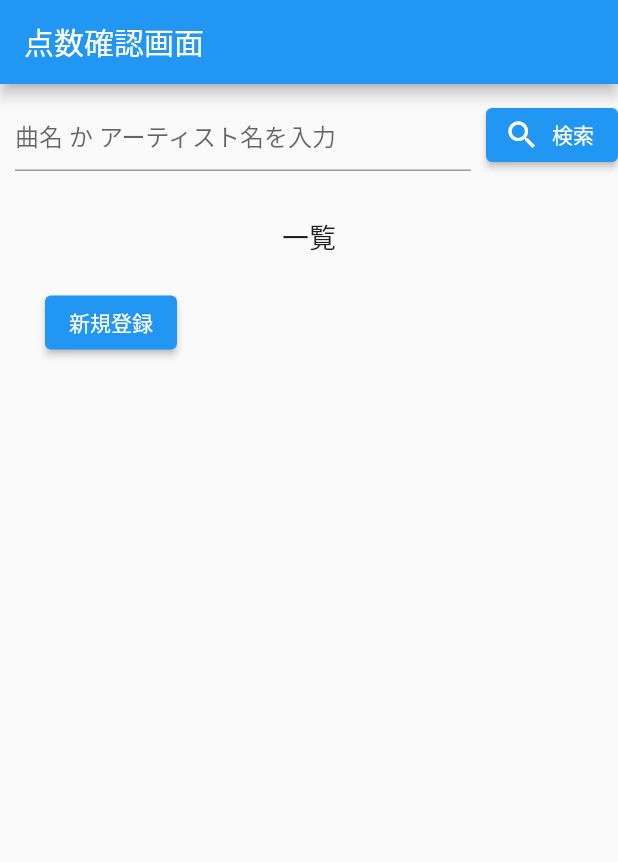
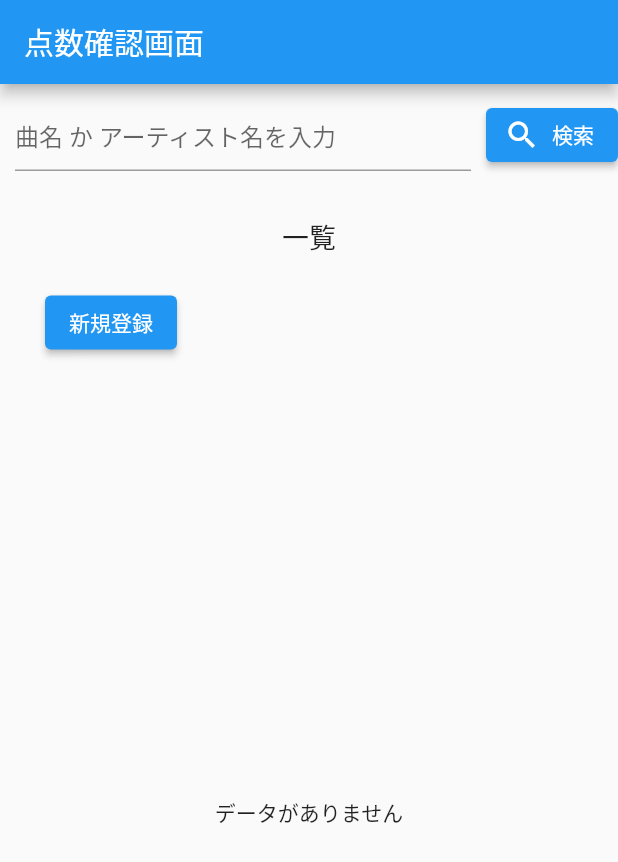
Before and after one commit to aaa59/Application_production, a Flutter app: the screen it shows after launch, after a tap on "検索", on a phone screen of 412 x 824 dp. Shown: the top 862 px of the screen. Run offline on Flutter 3.47's test engine with Material 2 defaults, Android fonts, the phone set to English and light mode, and no system bars; our stand-ins replace sqflite; accounts and stored records are empty.

Commit message:
データベース系はできたはず。VSCodeからだとついかされたことが確認できないけど...

```diff
--- /dev/null
+++ b/lib/DatabaseHelper.dart
@@ -0,0 +1,38 @@
+import 'package:sqflite/sqflite.dart';
+import 'package:path/path.dart';
+
+class DatabaseHelper {
+  static Future<Database> _openDatabase() async {
+    final databasePath = await getDatabasesPath();
+    final path = join(databasePath, 'note_database.db');
+    return openDatabase(path, version: 1, onCreate: (db, version) async {
+      await db.execute('''
+        CREATE TABLE note(
+          id INTEGER PRIMARY KEY AUTOINCREMENT,
+          songTitle TEXT,
+          artistName TEXT,
+          score INTEGER
+        )
+      ''');
+    });
+  }
+
+  static Future<void> insertNote(
+      String songTitle, String artistName, int score) async {
+    final database = await _openDatabase();
+    await database.insert(
+      'note',
+      {
+        'songTitle': songTitle,
+        'artistName': artistName,
+        'score': score,
+      },
+      conflictAlgorithm: ConflictAlgorithm.replace,
+    );
+  }
+
+  static Future<List<Map<String, dynamic>>> getNotes() async {
+    final database = await _openDatabase();
+    return database.query('note');
+  }
+}
--- a/lib/HomePage.dart
+++ b/lib/HomePage.dart
@@ -1,24 +1,27 @@
 import 'package:flutter/material.dart';
 import 'NewRegistrationPage.dart';
-//import 'package:sqflite/sqflite.dart';
-//import 'package:path/path.dart';
-//import 'FirstPage.dart';
+import 'DatabaseHelper.dart';
 
-class HomePage extends StatelessWidget {
-  /*
-  Future<void> _openDatabase() async {
-    final database = await openDatabase(
-      join(await getDatabasesPath(), 'note_database.db'),
-      onCreate: (db, version) {
-        return db.execute(
-          "CREATE TABLE note(id INTEGER PRIMARY KEY AUTOINCREMENT,songTitle TEXT,artistName TEXT,score INTEGER)",
-        );
-      },
-      version: 1,
-    );
-    // データベースの操作などを行う...
+class HomePage extends StatefulWidget {
+  @override
+  _HomePageState createState() => _HomePageState();
+}
+
+class _HomePageState extends State<HomePage> {
+  List<Map<String, dynamic>> _notes = [];
+
+  @override
+  void initState() {
+    super.initState();
+    _loadNotes();
   }
-  */
+
+  Future<void> _loadNotes() async {
+    final notes = await DatabaseHelper.getNotes();
+    setState(() {
+      _notes = notes;
+    });
+  }
 
   @override
   Widget build(BuildContext context) {
@@ -71,50 +74,43 @@ class HomePage extends StatelessWidget {
                       context,
                       MaterialPageRoute(
                           builder: (context) => NewRegistrationPage()),
-                    );
+                    ).then((value) {
+                      if (value != null && value) {
+                        _loadNotes();
+                      }
+                    });
                   },
                   child: Text('新規登録'),
                 ),
               ],
             ),
+            SizedBox(height: 20.0), // ボタンとリストの間に余白を設定
+            Expanded(
+              child: _buildNoteList(),
+            ),
           ],
         ),
       ),
     );
+  }
 
-    /*
-  @override
-  Widget build(BuildContext context) {
-    return MaterialApp(
-      home: Scaffold(
-        appBar: AppBar(
-          title: Text('点数確認画面'),
-        ),
-        body: Center(
-          child: Row(
-            children: [
-              Expanded(
-                child: Padding(
-                  padding: EdgeInsets.all(10.0),
-                  child: TextField(
-                    decoration: InputDecoration(
-                      hintText: '曲名 か アーティスト名を入力',
-                    ),
-                  ),
-                ),
-              ),
-              ElevatedButton(
-                onPressed: () {
-                  // 検索ボタンが押された時の処理
-                  // ここに検索のロジックを書く
-                },
-                child: Text('検索'),
-              ),
-            ],
-          ),
-        ),
-      ),
-    );
-    */
+  Widget _buildNoteList() {
+    if (_notes.isEmpty) {
+      return Center(
+        child: Text('データがありません'),
+      );
+    } else {
+      return ListView.builder(
+        itemCount: _notes.length,
+        itemBuilder: (context, index) {
+          final note = _notes[index];
+          return ListTile(
+            title: Text(note['songTitle']),
+            subtitle: Text(note['artistName']),
+            trailing: Text(note['score'].toString()),
+          );
+        },
+      );
+    }
   }
 }
```
Also changed, not shown: lib/DBManager.dart (deleted, +0 -13 lines), lib/NewRegistrationPage.dart (+19 -6 lines), lib/main.dart (+0 -49 lines), lib/search_bar.dart (deleted, +0 -66 lines).
